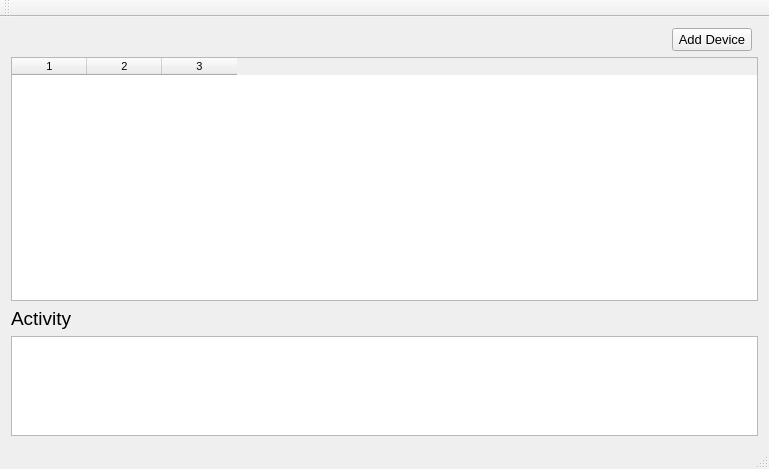
This is mainwindow.ui in dhaval27/hygrometer as Qt 5 draws it before an edit. The edited form follows.
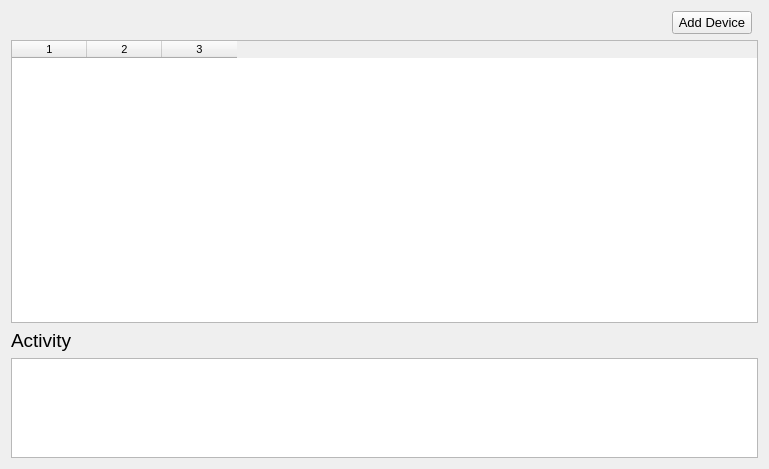
This is the edited form. Custom widgets are drawn as their Qt base class.

Patch:
```diff
--- a/mainwindow.ui
+++ b/mainwindow.ui
@@ -119,15 +119,6 @@
     </item>
    </layout>
   </widget>
-  <widget class="QToolBar" name="mainToolBar">
-   <attribute name="toolBarArea">
-    <enum>TopToolBarArea</enum>
-   </attribute>
-   <attribute name="toolBarBreak">
-    <bool>false</bool>
-   </attribute>
-  </widget>
-  <widget class="QStatusBar" name="statusBar"/>
  </widget>
  <layoutdefault spacing="6" margin="11"/>
  <customwidgets>
```
Left out of the diff: 8 changed lines with no effect on the pictures.
